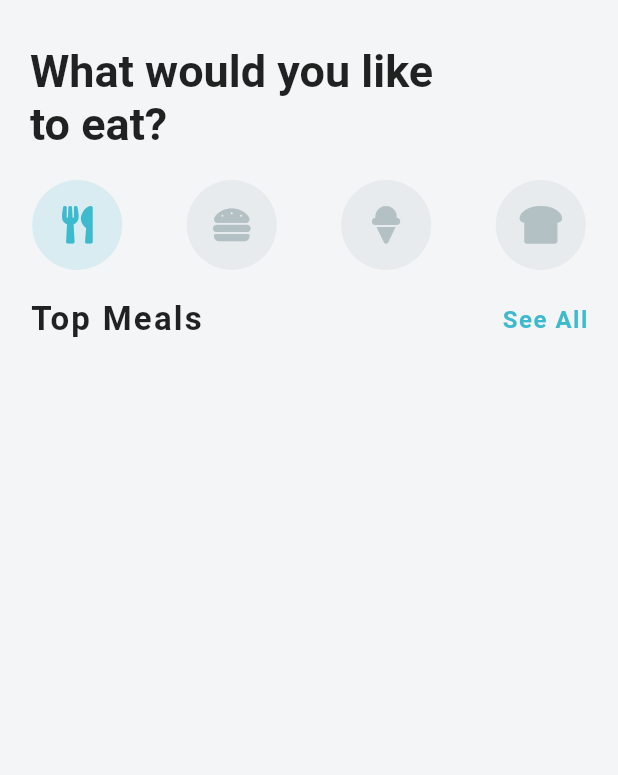
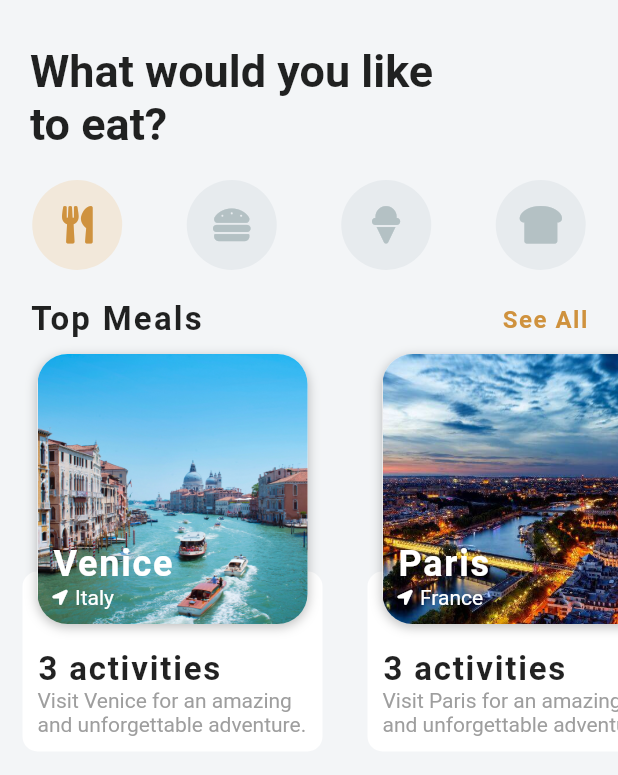
Before and after one commit to Niki2k1/recipe_app, a Flutter app: the screen it shows after launch, on a phone screen of 412 x 824 dp. Shown: the top 775 px of the screen. Run offline on Flutter 3.47's test engine with Material 2 defaults, Android fonts, the phone set to English and light mode, and no system bars; our stand-ins replace font_awesome_flutter.

Commit message:
Added meal_carousell

```diff
--- a/lib/components/meal_carousel.dart
+++ b/lib/components/meal_carousel.dart
@@ -1,4 +1,6 @@
 import 'package:flutter/material.dart';
+import 'package:font_awesome_flutter/font_awesome_flutter.dart';
+import 'package:recipe_app/models/recipe_model.dart';
 
 class MealCarousel extends StatelessWidget {
   @override
@@ -33,6 +35,113 @@
               )
             ],
           ),
+        ),
+        Container(
+          height: 300.0,
+          child: ListView.builder(
+              scrollDirection: Axis.horizontal,
+              itemCount: destinations.length,
+              itemBuilder: (BuildContext context, int index) {
+                Destination destination = destinations[index];
+                return Container(
+                  margin: EdgeInsets.all(10.0),
+                  width: 210.0,
+                  child: Stack(
+                    alignment: Alignment.topCenter,
+                    children: <Widget>[
+                      Positioned(
+                        bottom: 15.0,
+                        child: Container(
+                          height: 120.0,
+                          width: 200.0,
+                          decoration: BoxDecoration(
+                              color: Colors.white,
+                              borderRadius: BorderRadius.circular(10.0)),
+                          child: Padding(
+                            padding: const EdgeInsets.all(10.0),
+                            child: Column(
+                              mainAxisAlignment: MainAxisAlignment.end,
+                              crossAxisAlignment: CrossAxisAlignment.start,
+                              children: <Widget>[
+                                Text(
+                                  '${destination.activities.length} activities',
+                                  style: TextStyle(
+                                      fontSize: 22.0,
+                                      fontWeight: FontWeight.w600,
+                                      letterSpacing: 1.2),
+                                ),
+                                Text(
+                                  destination.description,
+                                  style: TextStyle(color: Colors.grey),
+                                )
+                              ],
+                            ),
+                          ),
+                        ),
+                      ),
+                      Container(
+                        decoration: BoxDecoration(
+                            color: Colors.white,
+                            borderRadius: BorderRadius.circular(20.0),
+                            boxShadow: [
+                              BoxShadow(
+                                  color: Colors.black26,
+                                  offset: Offset(0.0, 2.0),
+                                  blurRadius: 6.0)
+                            ]),
+                        child: Stack(
+                          children: <Widget>[
+                            ClipRRect(
+                              borderRadius: BorderRadius.circular(20.0),
+                              child: Image(
+                                height: 180.0,
+                                width: 180.0,
+                                image: AssetImage(destination.imageUrl),
+                                fit: BoxFit.cover,
+                              ),
+                            ),
+                            Positioned(
+                              left: 10.0,
+                              bottom: 10.0,
+                              child: Column(
+                                crossAxisAlignment: CrossAxisAlignment.start,
+                                children: <Widget>[
+                                  Text(
+                                    destination.city,
+                                    style: TextStyle(
+                                        color: Colors.white,
+                                        fontSize: 24.0,
+                                        fontWeight: FontWeight.w600,
+                                        letterSpacing: 1.2),
+                                  ),
+                                  Row(
+                                    children: <Widget>[
+                                      Icon(
+                                        FontAwesomeIcons.locationArrow,
+                                        size: 10.0,
+                                        color: Colors.white,
+                                      ),
+                                      SizedBox(
+                                        width: 5.0,
+                                      ),
+                                      Text(
+                                        destination.country,
+                                        style: TextStyle(
+                                          color: Colors.white,
+                                        ),
+                                      ),
+                                    ],
+                                  )
+                                ],
+                              ),
+                            )
+                          ],
+                        ),
+                      )
+                    ],
+                  ),
+                );
+              }),
         )
       ],
     );
--- a/lib/main.dart
+++ b/lib/main.dart
@@ -10,8 +10,8 @@
     return MaterialApp(
       title: 'Recipe App',
       theme: ThemeData(
-        primaryColor: Color(0xFF3EBACE),
-        accentColor: Color(0xFFD8ECF1),
+        primaryColor: Color(0xFFCF923E),
+        accentColor: Color(0xFFF2E8DA),
         scaffoldBackgroundColor: Color(0xFFF3F5F7)
       ),
       debugShowCheckedModeBanner: false,
--- /dev/null
+++ b/lib/models/activity_model.dart
@@ -0,0 +1,17 @@
+class Activity {
+  String imageUrl;
+  String name;
+  String type;
+  List<String> startTimes;
+  int rating;
+  int price;
+
+  Activity({
+    this.imageUrl,
+    this.name,
+    this.type,
+    this.startTimes,
+    this.rating,
+    this.price,
+  });
+}
--- a/lib/models/recipe_model.dart
+++ b/lib/models/recipe_model.dart
@@ -0,0 +1,82 @@
+import 'package:recipe_app/models/activity_model.dart';
+
+class Destination {
+  String imageUrl;
+  String city;
+  String country;
+  String description;
+  List<Activity> activities;
+
+  Destination({
+    this.imageUrl,
+    this.city,
+    this.country,
+    this.description,
+    this.activities,
+  });
+}
+
+List<Activity> activities = [
+  Activity(
+    imageUrl: 'assets/images/stmarksbasilica.jpg',
+    name: 'St. Mark\'s Basilica',
+    type: 'Sightseeing Tour',
+    startTimes: ['9:00 am', '11:00 am'],
+    rating: 5,
+    price: 30,
+  ),
+  Activity(
+    imageUrl: 'assets/images/gondola.jpg',
+    name: 'Walking Tour and Gonadola Ride',
+    type: 'Sightseeing Tour',
+    startTimes: ['11:00 pm', '1:00 pm'],
+    rating: 4,
+    price: 210,
+  ),
+  Activity(
+    imageUrl: 'assets/images/murano.jpg',
+    name: 'Murano and Burano Tour',
+    type: 'Sightseeing Tour',
+    startTimes: ['12:30 pm', '2:00 pm'],
+    rating: 3,
+    price: 125,
+  ),
+];
+
+List<Destination> destinations = [
+  Destination(
+    imageUrl: 'assets/images/venice.jpg',
+    city: 'Venice',
+    country: 'Italy',
+    description: 'Visit Venice for an amazing and unforgettable adventure.',
+    activities: activities,
+  ),
+  Destination(
+    imageUrl: 'assets/images/paris.jpg',
+    city: 'Paris',
+    country: 'France',
+    description: 'Visit Paris for an amazing and unforgettable adventure.',
+    activities: activities,
+  ),
+  Destination(
+    imageUrl: 'assets/images/newdelhi.jpg',
+    city: 'New Delhi',
+    country: 'India',
+    description: 'Visit New Delhi for an amazing and unforgettable adventure.',
+    activities: activities,
+  ),
+  Destination(
+    imageUrl: 'assets/images/saopaulo.jpg',
+    city: 'Sao Paulo',
+    country: 'Brazil',
+    description: 'Visit Sao Paulo for an amazing and unforgettable adventure.',
+    activities: activities,
+  ),
+  Destination(
+    imageUrl: 'assets/images/newyork.jpg',
+    city: 'New York City',
+    country: 'United States',
+    description: 'Visit New York for an amazing and unforgettable adventure.',
+    activities: activities,
+  ),
+];
```
